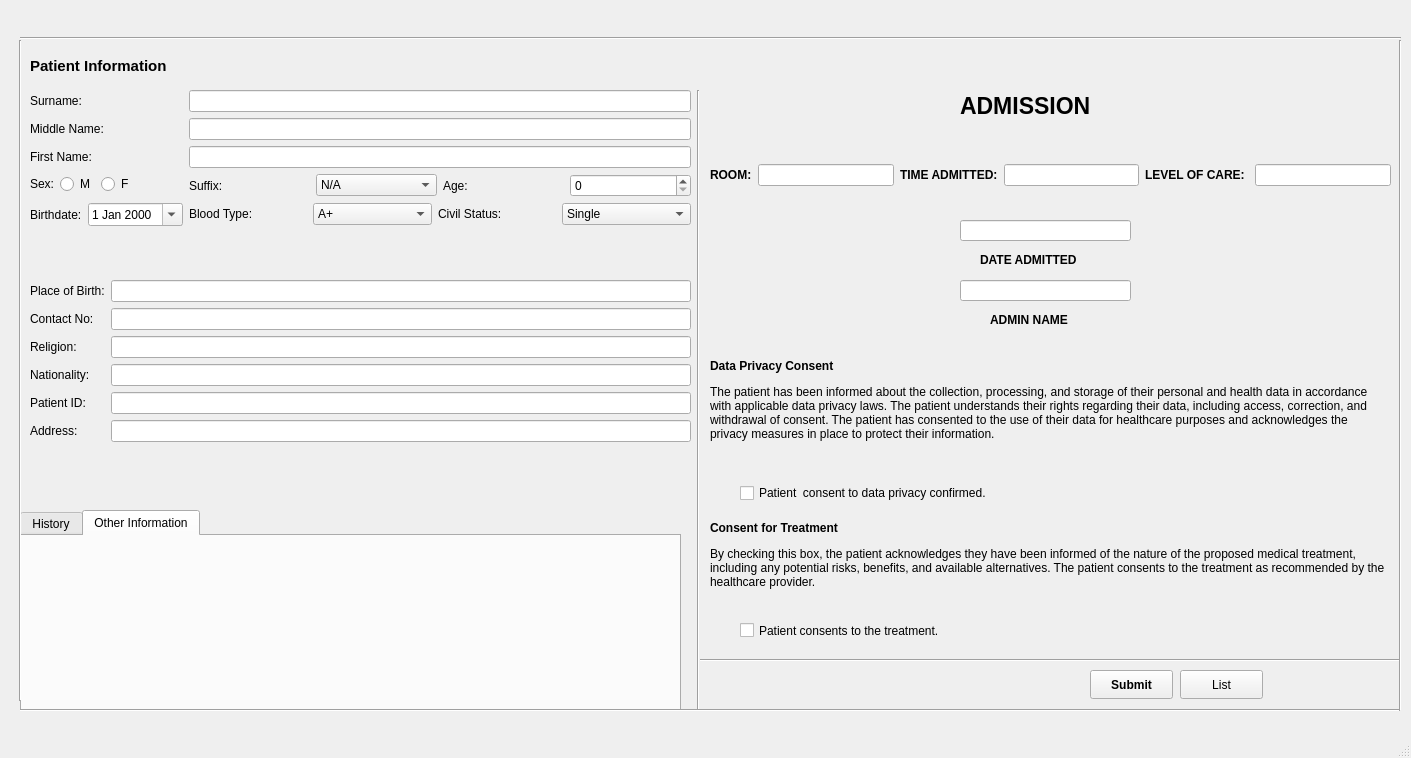
Old version of the form mainwindow.ui in the repository ChadBojelador/Medical-Record-Management-System.
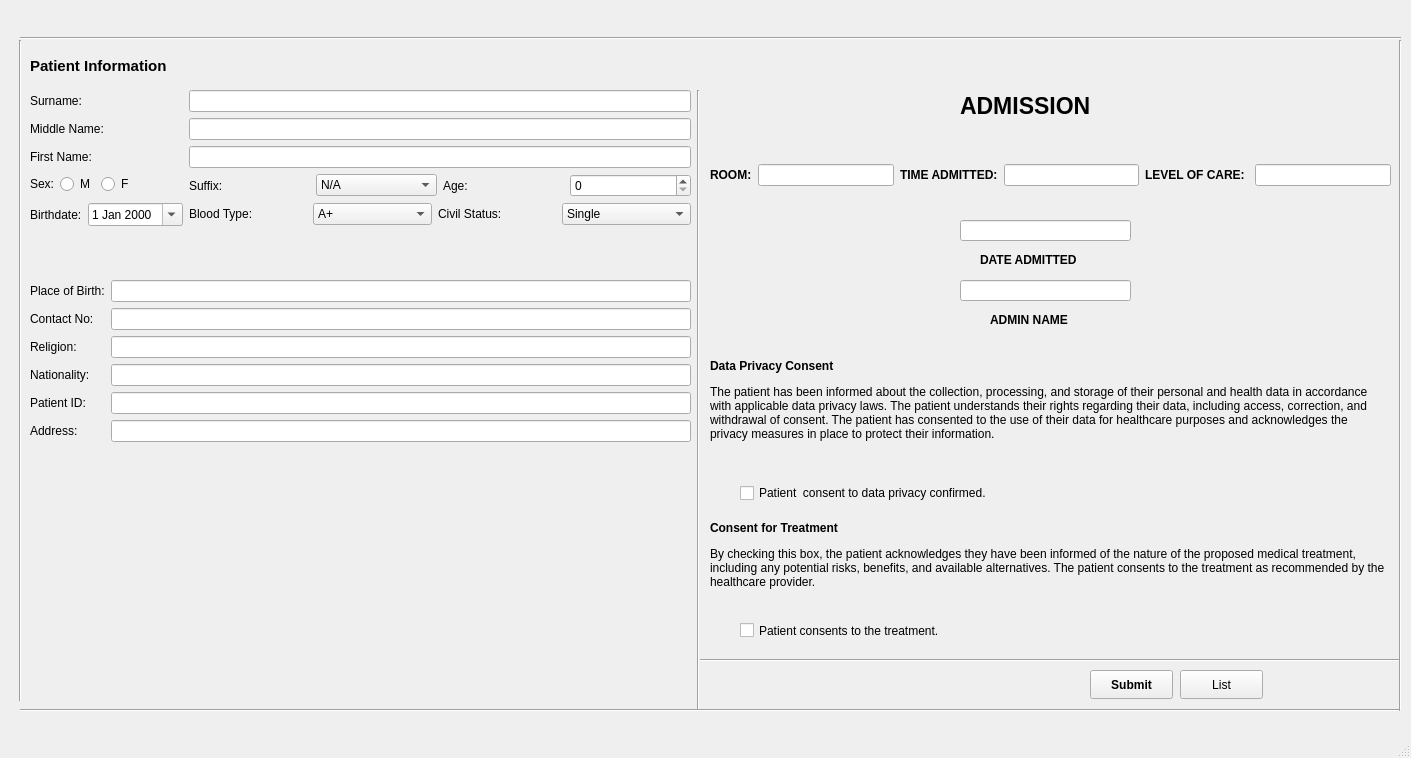
New version of the form. The open tabs and pages were chosen to show the change.

What changed in the file:
```diff
--- a/mainwindow.ui
+++ b/mainwindow.ui
@@ -494,38 +494,6 @@
        </item>
       </layout>
      </widget>
-     <widget class="QTabWidget" name="tabWidget">
-      <property name="geometry">
-       <rect>
-        <x>20</x>
-        <y>500</y>
-        <width>661</width>
-        <height>201</height>
-       </rect>
-      </property>
-      <property name="maximumSize">
-       <size>
-        <width>16777215</width>
-        <height>16777215</height>
-       </size>
-      </property>
-      <property name="currentIndex">
-       <number>1</number>
-      </property>
-      <property name="documentMode">
-       <bool>false</bool>
-      </property>
-      <widget class="QWidget" name="tab">
-       <attribute name="title">
-        <string>History</string>
-       </attribute>
-      </widget>
-      <widget class="QWidget" name="tab_2">
-       <attribute name="title">
-        <string>Other Information</string>
-       </attribute>
-      </widget>
-     </widget>
      <widget class="Line" name="line_2">
       <property name="geometry">
        <rect>
```
Left out of the diff: 2 changed lines with no effect on the pictures.
